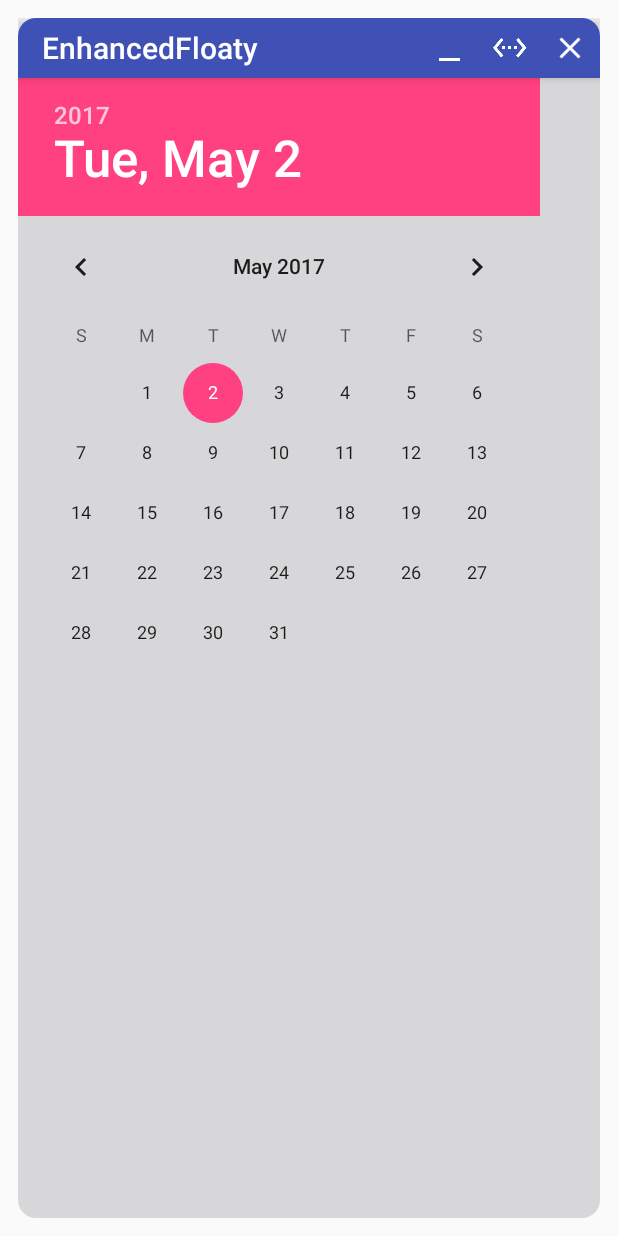
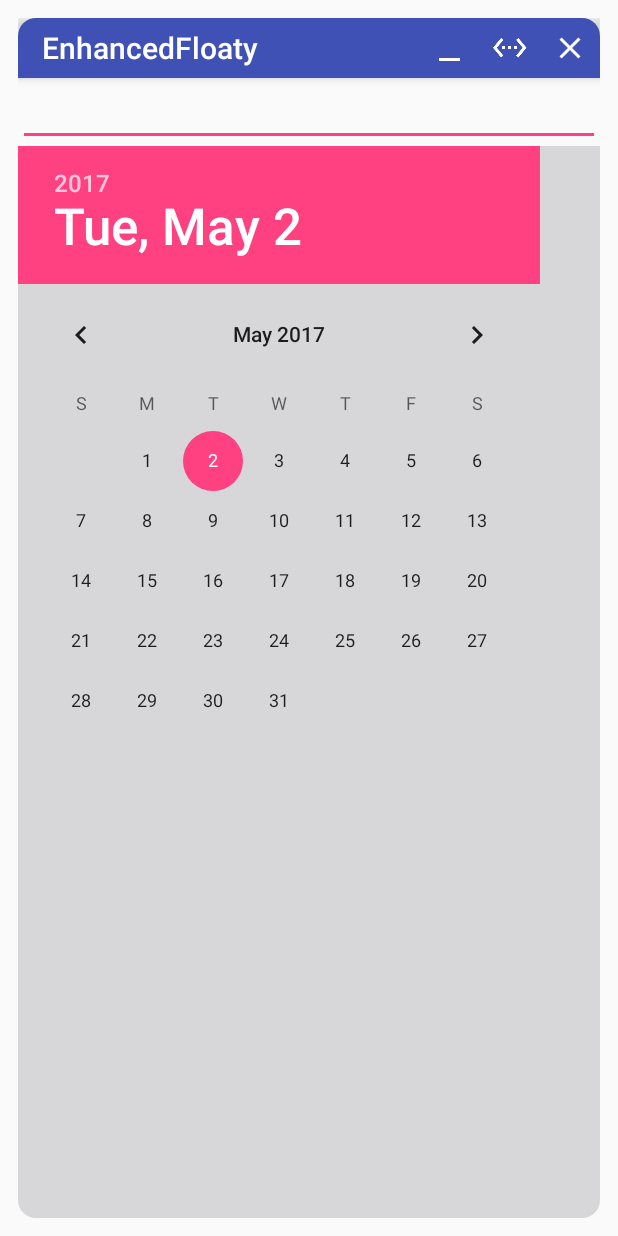
Before and after one commit to clearw5/EnhancedFloaty, an Android app: the layout floating_window_expanded.xml on its own in the app's theme, with its tools: preview values and no code run, on a phone screen of 412 x 824 dp. Run offline under Robolectric (Android 15) with nearby library versions, the phone set to English and light mode, and no system bars.

```diff
--- a/lib/src/main/java/com.stardust.enhancedfloaty/ResizableExpandableFloaty.java
+++ b/lib/src/main/java/com.stardust.enhancedfloaty/ResizableExpandableFloaty.java
@@ -37,7 +37,7 @@ public interface ResizableExpandableFloaty {
 
     boolean isInitialExpanded();
 
-    abstract class AbstarctResizableExpandableFloaty implements ResizableExpandableFloaty {
+    abstract class AbstractResizableExpandableFloaty implements ResizableExpandableFloaty {
         private float mCollapsedHiddenWidthRadio = 0f;
         private float mCollapsedViewUnpressedAlpha = 0.7f;
         private float mCollapsedViewPressedAlpha = 1.0f;
--- a/sample/src/main/res/layout/floating_window_expanded.xml
+++ b/sample/src/main/res/layout/floating_window_expanded.xml
@@ -63,6 +63,14 @@
 
         </android.support.design.widget.AppBarLayout>
 
+        <EditText
+            android:id="@+id/editText"
+            android:layout_width="match_parent"
+            android:layout_height="wrap_content"
+            android:focusableInTouchMode="true"
+            android:lines="1"
+            android:imeOptions="actionDone"/>
+
         <ScrollView
             android:layout_width="match_parent"
             android:layout_height="match_parent"
```
Also changed, not shown: lib/src/main/java/com.stardust.enhancedfloaty/ResizableExpandableFloatyWindow.java (+4 -4 lines), sample/src/main/java/com/stardust/enhancedfloaty/sample/SampleExpandableFloaty.java (+29 -2 lines).
